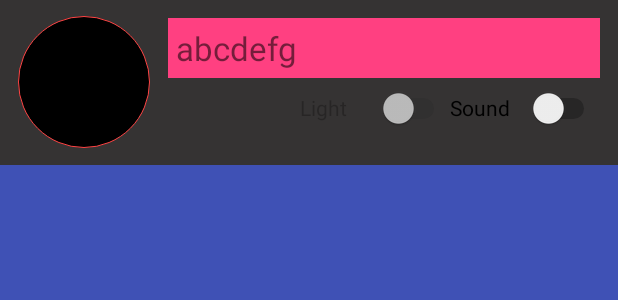
After one commit to kankanla/M180907_Morse, an Android app: the layout activity_morse_key2.xml on its own in the app's theme, with its tools: preview values and no code run, on a phone screen of 412 x 824 dp. The commit adds this screen. Shown: the top 300 px of the screen. Run offline under Robolectric (Android 15) with nearby library versions, the phone set to English and light mode, and no system bars.

Commit message:
2018/10/24

```diff
--- a/app/src/main/AndroidManifest.xml
+++ b/app/src/main/AndroidManifest.xml
@@ -27,11 +27,13 @@
 
         <activity android:name=".Add_Morse_item" />
         <activity android:name=".Morse_Sound" />
-        <activity android:name=".Morse_Set"></activity>
+        <activity android:name=".Morse_Set" />
 
         <meta-data
             android:name="com.google.android.gms.ads.APPLICATION_ID"
             android:value="@string/admob_app_id" />
+
+        <activity android:name=".Morse_key2"></activity>
     </application>
 
 </manifest>
--- a/app/src/main/java/com/kankanla/e560/m180907_morse/MainActivity.java
+++ b/app/src/main/java/com/kankanla/e560/m180907_morse/MainActivity.java
@@ -113,6 +113,8 @@ public class MainActivity extends AppCompatActivity implements View.OnClickListe
                 startActivity(intent);
                 break;
             case R.id.button3:
+                intent = new Intent(this, Morse_key2.class);
+                startActivity(intent);
                 break;
             default:
                 break;
--- a/app/src/main/java/com/kankanla/e560/m180907_morse/Morse_Set.java
+++ b/app/src/main/java/com/kankanla/e560/m180907_morse/Morse_Set.java
@@ -87,6 +87,7 @@ public class Morse_Set extends AppCompatActivity implements View.OnClickListener
     }
 
     protected void init() {
+        getSupportActionBar().hide();
         setRequestedOrientation(ActivityInfo.SCREEN_ORIENTATION_PORTRAIT);
         point = new Point();
         Display display = getWindowManager().getDefaultDisplay();
--- a/app/src/main/res/layout/activity_morse__set.xml
+++ b/app/src/main/res/layout/activity_morse__set.xml
@@ -31,7 +31,7 @@
             android:layout_height="wrap_content"
             android:layout_gravity="center_horizontal"
             android:text="@string/set_sound"
-            android:textSize="22dp" />
+            android:textSize="10dp" />
 
         <LinearLayout
             android:layout_width="match_parent"
@@ -68,7 +68,7 @@
             android:layout_height="wrap_content"
             android:layout_gravity="center_horizontal"
             android:text="@string/set_speed"
-            android:textSize="22dp" />
+            android:textSize="10dp" />
 
         <LinearLayout
             android:layout_width="match_parent"
@@ -105,7 +105,7 @@
             android:layout_height="wrap_content"
             android:layout_gravity="center_horizontal"
             android:text="@string/set_FnKey"
-            android:textSize="22dp" />
+            android:textSize="10dp" />
 
         <LinearLayout
             android:layout_width="match_parent"
--- /dev/null
+++ b/app/src/main/res/layout/activity_morse_key2.xml
@@ -0,0 +1,92 @@
+<?xml version="1.0" encoding="utf-8"?>
+<LinearLayout xmlns:android="http://schemas.android.com/apk/res/android"
+    xmlns:tools="http://schemas.android.com/tools"
+    android:id="@+id/morse_key_main"
+    android:layout_width="match_parent"
+    android:layout_height="match_parent"
+    android:background="@color/Morse_key_backcolor"
+    android:orientation="vertical"
+    tools:context=".Morse_key">
+
+
+    <LinearLayout
+        android:layout_width="match_parent"
+        android:layout_height="match_parent"
+        android:orientation="vertical">
+
+        <!--トップの光出力と設定部分-->
+        <LinearLayout
+            android:id="@+id/key2_l1"
+            android:layout_width="match_parent"
+            android:layout_height="110dp"
+            android:paddingLeft="12dp">
+            <!--出力窓-->
+            <TextView
+                android:id="@+id/cqcq"
+                android:layout_width="88dp"
+                android:layout_height="88dp"
+                android:layout_gravity="center"
+                android:background="@drawable/out_window" />
+            <!--設定項目エリア-->
+            <LinearLayout
+                android:layout_width="match_parent"
+                android:layout_height="match_parent"
+                android:layout_gravity="left|right"
+                android:gravity="right"
+                android:orientation="horizontal"
+                android:padding="12dp">
+
+                <LinearLayout
+                    android:layout_width="match_parent"
+                    android:layout_height="wrap_content"
+                    android:gravity="right"
+                    android:orientation="vertical">
+
+                    <TextView
+                        android:layout_width="match_parent"
+                        android:layout_height="wrap_content"
+                        android:background="@color/colorAccent"
+                        android:padding="5dp"
+                        android:text="abcdefg"
+                        android:textSize="22dp" />
+
+                    <LinearLayout
+                        android:layout_width="wrap_content"
+                        android:layout_height="wrap_content">
+
+                        <Switch
+                            android:id="@+id/sw_Ligth"
+                            android:layout_width="100dp"
+                            android:layout_height="40dp"
+                            android:enabled="false"
+                            android:text="@string/set_Light" />
+
+                        <Switch
+                            android:id="@+id/sw_Sound"
+                            android:layout_width="100dp"
+                            android:layout_height="40dp"
+                            android:text="@string/set_sound" />
+                    </LinearLayout>
+                </LinearLayout>
+            </LinearLayout>
+        </LinearLayout>
+
+        <!--keyboard-->
+        <RelativeLayout
+            android:id="@+id/morse_key2"
+            android:layout_width="match_parent"
+            android:layout_height="match_parent"
+            android:background="@color/colorPrimary">
+
+
+            <LinearLayout
+                android:id="@+id/key2_map"
+                android:layout_width="match_parent"
+                android:layout_height="wrap_content"
+                android:layout_gravity="center"
+                android:orientation="vertical">
+
+            </LinearLayout>
+        </RelativeLayout>
+    </LinearLayout>
+</LinearLayout>
--- a/app/src/main/res/values/styles.xml
+++ b/app/src/main/res/values/styles.xml
@@ -8,6 +8,11 @@
         <item name="colorAccent">@color/colorAccent</item>
     </style>
 
+    <style name="myT" parent="Base.Widget.AppCompat.Button">
+        <item name="android:layout_width">80dp</item>
+        <item name="android:layout_height">80dp</item>
+        <item name="android:background">@color/colorAccent</item>
+    </style>
 
 
 </resources>
```
Also changed, not shown: app/src/main/java/com/kankanla/e560/m180907_morse/Morse_key2.java (added, +133 -0 lines).
